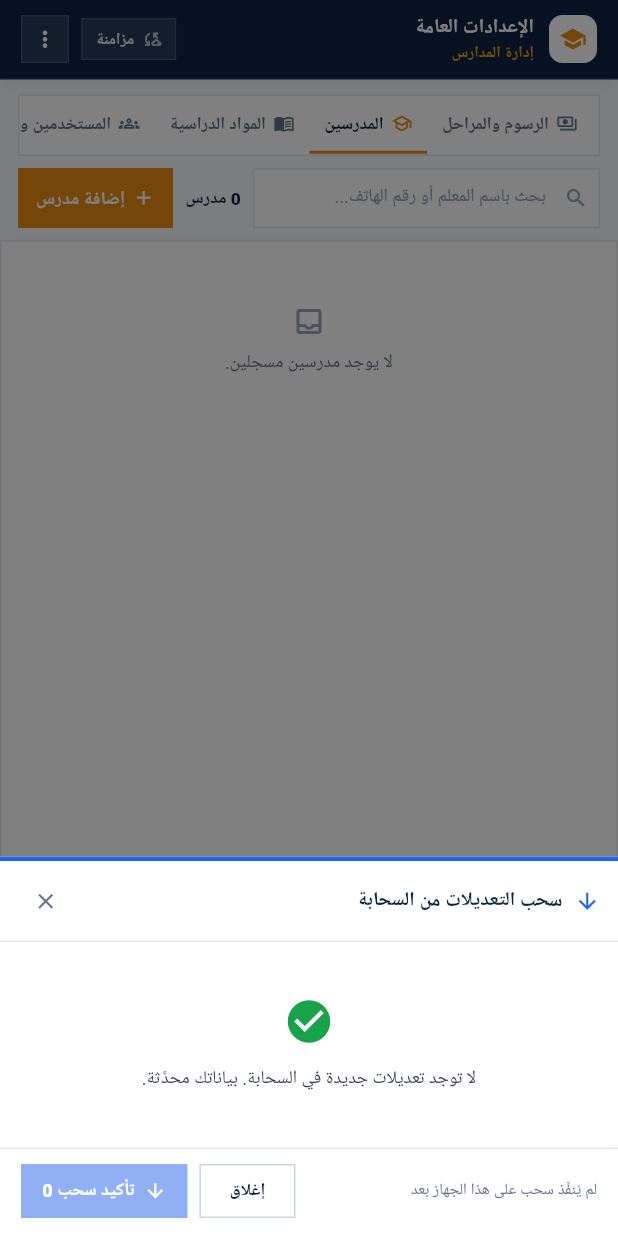
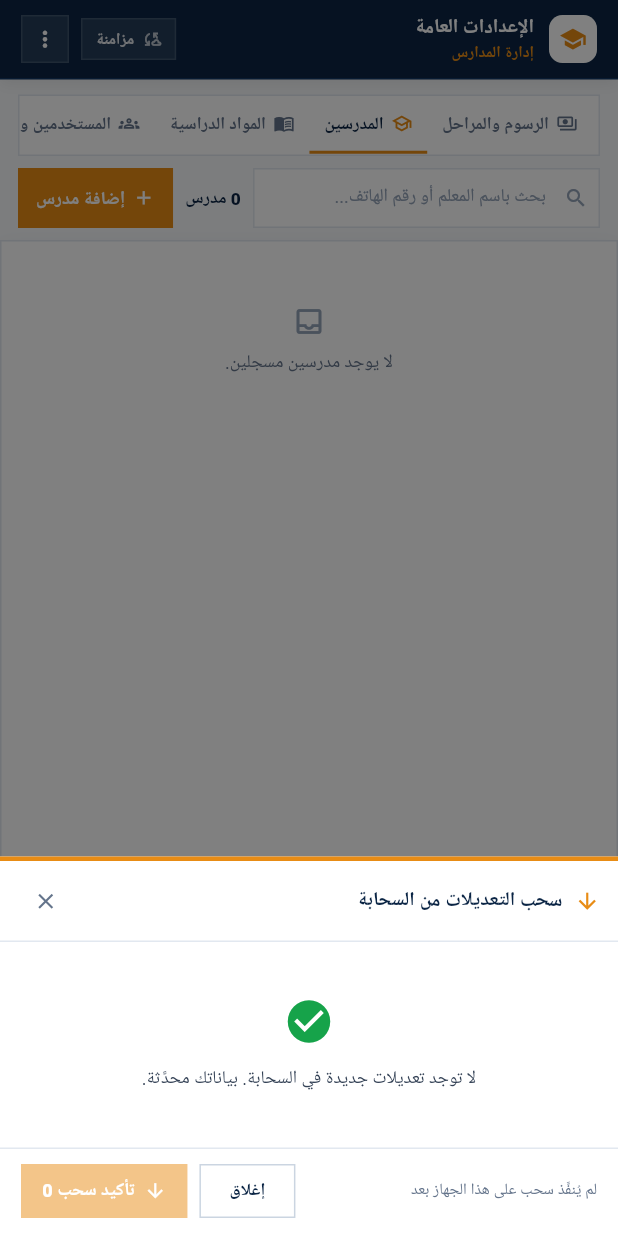
Before and after one commit to engmohammedaqlain-ctrl/center-flutter, a Flutter app: the AppShell screen opened directly, after a tap on "مزامنة", on a phone screen of 412 x 824 dp. Run offline on Flutter 3.47's test engine with Material 3 defaults, Android fonts, the phone set to English and light mode, and no system bars; our stand-ins replace google_fonts, image_picker, pdf, printing, shared_preferences, sqflite and 1 more; missing offline and left inert: file_selector; accounts and stored records are empty.

Commit message:
Wire the fifth identity colour, which nothing was using
The admin picks five colours and only four had any effect: activeItem —
"تمييز القسم المفتوح" — was stored, synced and shown in the colour picker
but never read. The places it belongs to had literal values instead, so a
school running a red identity got an orange institution name in the
header and a blue pull sheet.

It now drives what it names: the open section in the bottom nav and in
the settings and finance tabs, the institution name under the title, and
the pull side of syncing. Falling back to the action colour when it is
missing keeps a half-filled palette coherent.

The tests now assert all five reach the interface, and that the highlight
stays distinct from the action colour rather than collapsing into it.

Checked Center for new work while here: the two commits since 1.2.4 touch
only docs/system_guide.html, and the fonts commit adds files nothing
references yet — the app still asks for IBM Plex Sans Arabic. Nothing to
port.

Co-Authored-By: Claude Opus 5 <noreply@anthropic.com>

```diff
--- a/lib/screens/finance_screen.dart
+++ b/lib/screens/finance_screen.dart
@@ -311,7 +311,7 @@ class _FinanceScreenState extends State<FinanceScreen> {
       child: Container(
         padding: const EdgeInsets.symmetric(vertical: 10),
         decoration: BoxDecoration(
-          border: Border(bottom: BorderSide(color: on ? AppColors.amber : Colors.transparent, width: 2)),
+          border: Border(bottom: BorderSide(color: on ? AppColors.accent : Colors.transparent, width: 2)),
         ),
         child: Row(
           mainAxisAlignment: MainAxisAlignment.center,
--- a/lib/screens/settings_screen.dart
+++ b/lib/screens/settings_screen.dart
@@ -82,11 +82,11 @@ class _SettingsScreenState extends State<SettingsScreen> {
                     child: Container(
                       padding: const EdgeInsets.symmetric(horizontal: 10, vertical: 10),
                       decoration: BoxDecoration(
-                        border: Border(bottom: BorderSide(color: tab == i ? AppColors.amber : Colors.transparent, width: 2)),
+                        border: Border(bottom: BorderSide(color: tab == i ? AppColors.accent : Colors.transparent, width: 2)),
                       ),
                       child: Row(
                         children: [
-                          Icon(tabs[i].icon, size: 14, color: tab == i ? AppColors.amber : AppColors.muted),
+                          Icon(tabs[i].icon, size: 14, color: tab == i ? AppColors.accent : AppColors.muted),
                           const SizedBox(width: 5),
                           Text(tabs[i].label, style: TextStyle(fontSize: 11.5, fontWeight: FontWeight.w800, color: tab == i ? AppColors.heading : AppColors.muted)),
                         ],
--- a/lib/screens/shell.dart
+++ b/lib/screens/shell.dart
@@ -134,8 +134,8 @@ class _Header extends StatelessWidget {
                   store.institutionName.isEmpty ? 'إدارة المدارس' : store.institutionName,
                   maxLines: 1,
                   overflow: TextOverflow.ellipsis,
-                  style: const TextStyle(
-                    color: Color(0xFFF39C12),
+                  style: TextStyle(
+                    color: AppColors.accent,
                     fontSize: 10.5,
                     fontWeight: FontWeight.w600,
                     height: 1.2,
@@ -193,7 +193,7 @@ class _SyncPill extends StatelessWidget {
     if (pull > 0) {
       return _pill(
         context,
-        color: AppColors.info,
+        color: AppColors.accent,
         icon: Icons.arrow_downward,
         label: 'سحب',
         count: pull,
@@ -357,7 +357,7 @@ class _NavItem extends StatelessWidget {
               height: 2,
               width: active ? 34 : 0,
               decoration: BoxDecoration(
-                color: AppColors.amber,
+                color: AppColors.accent,
                 borderRadius: BorderRadius.zero,
               ),
             ),
@@ -379,7 +379,7 @@ class _NavItem extends StatelessWidget {
                       child: Icon(
                         active ? section.activeIcon : section.icon,
                         size: 19,
-                        color: active ? AppColors.amber : AppColors.muted,
+                        color: active ? AppColors.accent : AppColors.muted,
                       ),
                     ),
                     if (badge > 0)
@@ -413,7 +413,7 @@ class _NavItem extends StatelessWidget {
                     fontSize: 10,
                     height: 1,
                     fontWeight: active ? FontWeight.w800 : FontWeight.w500,
-                    color: active ? AppColors.amber : AppColors.muted,
+                    color: active ? AppColors.accent : AppColors.muted,
                   ),
                 ),
               ],
--- a/lib/screens/sync_sheet.dart
+++ b/lib/screens/sync_sheet.dart
@@ -186,7 +186,7 @@ Widget _syncPanel(BuildContext ctx, AppStore store) {
       children: [
         Row(
           children: [
-            const Icon(Icons.cloud_outlined, size: 15, color: Color(0xFFF39C12)),
+            Icon(Icons.cloud_outlined, size: 15, color: AppColors.accent),
             const SizedBox(width: 6),
             Text(
               'المزامنة السحابية المباشرة',
@@ -226,7 +226,7 @@ Widget _syncPanel(BuildContext ctx, AppStore store) {
                 store,
                 push: false,
                 count: store.pendingPull,
-                color: AppColors.info,
+                color: AppColors.accent,
                 icon: Icons.arrow_downward,
                 label: 'سحب',
               ),
@@ -380,7 +380,7 @@ class _SyncConfirmState extends State<_SyncConfirm> {
   List<PendingSummaryItem> items = const [];
 
   bool get _push => widget.push;
-  Color get _accent => _push ? AppColors.amber : AppColors.info;
+  Color get _accent => _push ? AppColors.amber : AppColors.accent;
   IconData get _icon => _push ? Icons.arrow_upward : Icons.arrow_downward;
 
   @override
--- a/lib/theme/app_colors.dart
+++ b/lib/theme/app_colors.dart
@@ -18,6 +18,10 @@ abstract final class AppColors {
   /// لون الإجراء وسندات القبض — `actionButton`.
   static Color amber = const Color(0xFFE88C15);
   static Color amberDark = const Color(0xFFD97E0D);
+
+  /// لون التمييز — `activeItem`: القسم المفتوح، واسم المنشأة في الترويسة،
+  /// وعمليات السحب. كان مهملاً فظهرت هذه المواضع بألوان لا صلة لها بالهوية.
+  static Color accent = const Color(0xFFE88C15);
 
   /// خلفية الشارات وحدّها. ثابتتان كما في Center: `bg-[#FFF7ED]` و`#FED7AA`
   /// مكتوبتان صراحةً في المكوّنات، والهوية تتحكّم بخمسة ألوان لا غير.
@@ -63,6 +67,7 @@ abstract final class AppColors {
 
     amber = action;
     amberDark = _shade(action, 0.86);
+    accent = parseHexColor(c.activeItem) ?? action;
 
     heading = primary;
     bg = surfaceBg;
```
Also changed, not shown: 1 other file.
